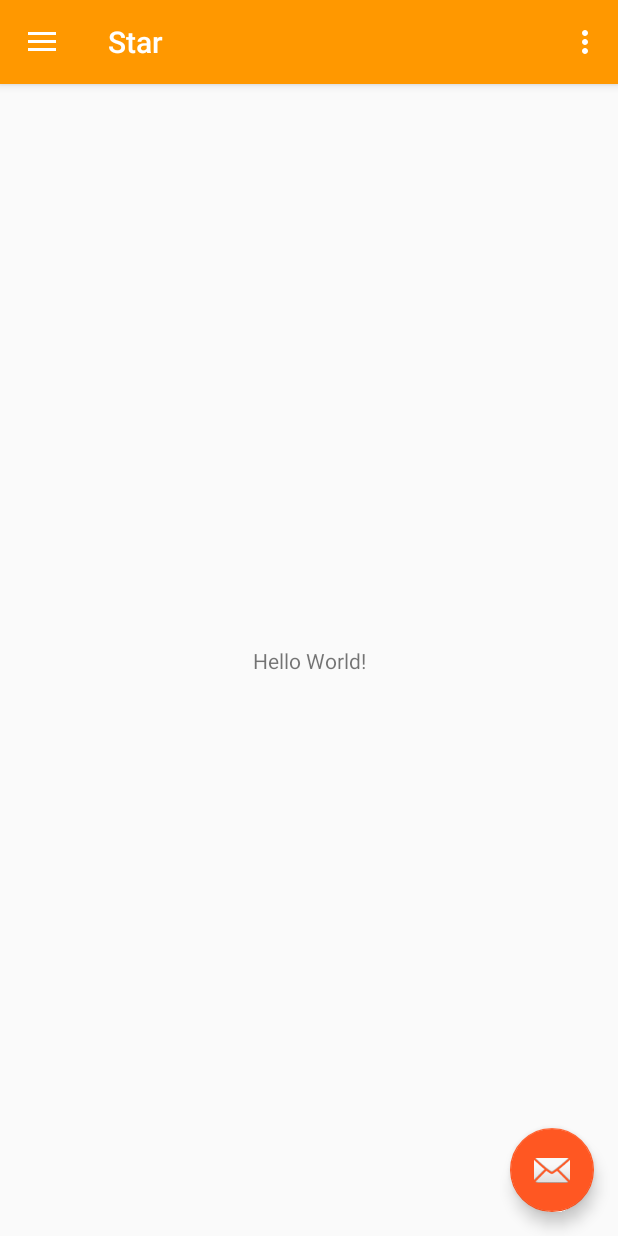
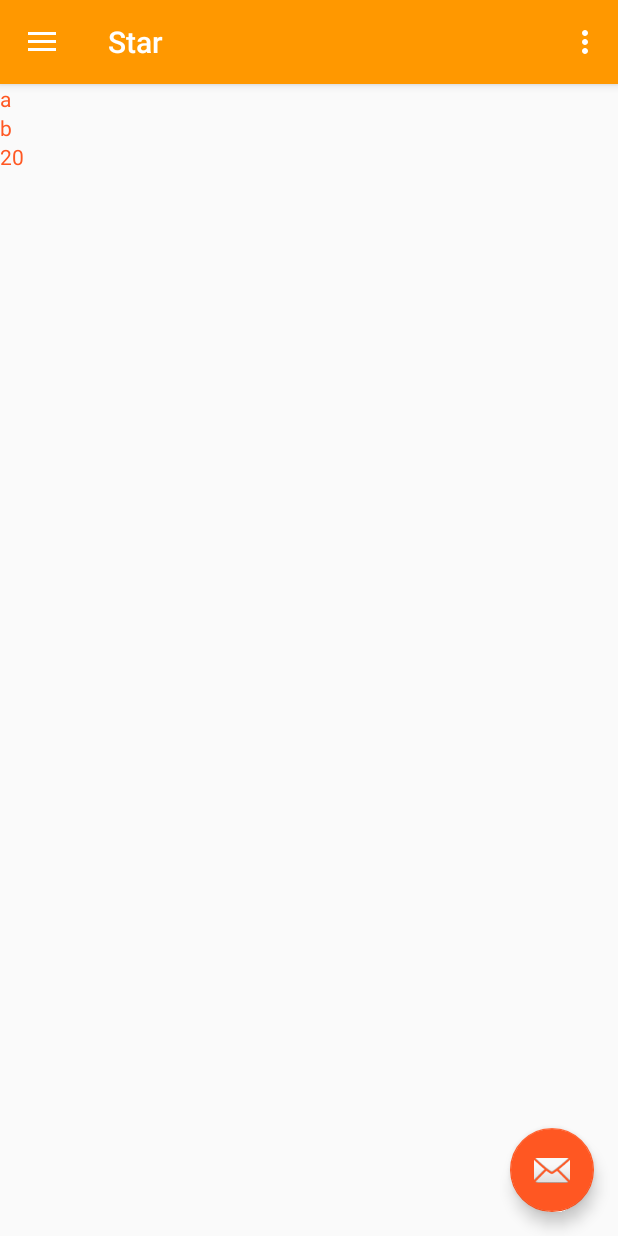
Before and after one commit to cledsonAlves/sophia, an Android app: the screen it shows after launch (MainActivity), on a phone screen of 412 x 824 dp. Run offline under Robolectric (Android 15) with nearby library versions, the phone set to English and light mode, and no system bars.

Commit message:
implementado recycleview

```diff
--- /dev/null
+++ b/app/src/main/java/sophia/br/com/star/Adapters/ListaAdapter.java
@@ -0,0 +1,63 @@
+package sophia.br.com.star.Adapters;
+
+import android.content.Context;
+import android.support.v7.widget.RecyclerView;
+import android.view.LayoutInflater;
+import android.view.View;
+import android.view.ViewGroup;
+import android.widget.TextView;
+
+import java.util.List;
+
+import sophia.br.com.star.Enties.Pessoa;
+import sophia.br.com.star.R;
+
+/**
+ * Created by cledson.alves on 31/08/2017.
+ */
+
+
+public class ListaAdapter  extends RecyclerView.Adapter<ListaAdapter.MyViewHolder>{
+    private List<Pessoa> mlist;
+    private LayoutInflater lt;
+
+
+    public ListaAdapter(Context context, List<Pessoa> mlist) {
+       lt = (LayoutInflater) context.getSystemService(Context.LAYOUT_INFLATER_SERVICE);
+        this.mlist = mlist;
+    }
+
+
+
+    @Override
+    public MyViewHolder onCreateViewHolder(ViewGroup parent, int viewType) {
+        View view = lt.inflate(R.layout.item_lista, parent, false);
+        MyViewHolder mv = new MyViewHolder(view);
+        return mv;
+    }
+
+    @Override
+    public void onBindViewHolder(MyViewHolder holder, int position) {
+        holder.nome.setText("a");
+        holder.sobrenome.setText("b");
+        holder.idade.setText("20");
+    }
+
+    @Override
+    public int getItemCount() {
+        return mlist.size();
+    }
+
+    public class MyViewHolder extends RecyclerView.ViewHolder {
+        public TextView nome;
+        public TextView sobrenome;
+        public TextView idade;
+
+        public MyViewHolder(View itemView) {
+            super(itemView);
+            nome = (TextView)itemView.findViewById(R.id.nome);
+            sobrenome = (TextView)itemView.findViewById(R.id.sobrenome);
+            idade = (TextView)itemView.findViewById(R.id.idade);
+        }
+    }
+}
--- /dev/null
+++ b/app/src/main/java/sophia/br/com/star/Enties/Pessoa.java
@@ -0,0 +1,37 @@
+package sophia.br.com.star.Enties;
+
+/**
+ * Created by cledson.alves on 31/08/2017.
+ */
+
+public class Pessoa {
+    private String nome;
+    private String sobrenome;
+    private String idade;
+
+
+
+    public String getNome() {
+        return nome;
+    }
+
+    public void setNome(String nome) {
+        this.nome = nome;
+    }
+
+    public String getSobrenome() {
+        return sobrenome;
+    }
+
+    public void setSobrenome(String sobrenome) {
+        this.sobrenome = sobrenome;
+    }
+
+    public String getIdade() {
+        return idade;
+    }
+
+    public void setIdade(String idade) {
+        this.idade = idade;
+    }
+}
--- a/app/src/main/java/sophia/br/com/star/MainActivity.java
+++ b/app/src/main/java/sophia/br/com/star/MainActivity.java
@@ -3,6 +3,8 @@ package sophia.br.com.star;
 import android.os.Bundle;
 import android.support.design.widget.FloatingActionButton;
 import android.support.design.widget.Snackbar;
+import android.support.v7.widget.LinearLayoutManager;
+import android.support.v7.widget.RecyclerView;
 import android.view.View;
 import android.support.design.widget.NavigationView;
 import android.support.v4.view.GravityCompat;
@@ -13,8 +15,18 @@ import android.support.v7.widget.Toolbar;
 import android.view.Menu;
 import android.view.MenuItem;
 
+import java.util.ArrayList;
+import java.util.List;
+
+import sophia.br.com.star.Adapters.ListaAdapter;
+import sophia.br.com.star.Enties.Pessoa;
+
 public class MainActivity extends AppCompatActivity
         implements NavigationView.OnNavigationItemSelectedListener {
+
+    private RecyclerView.LayoutManager mLayoutManager;
+    private RecyclerView.Adapter mAdapter;
+
 
     @Override
     protected void onCreate(Bundle savedInstanceState) {
@@ -40,6 +52,33 @@ public class MainActivity extends AppCompatActivity
 
         NavigationView navigationView = (NavigationView) findViewById(R.id.nav_view);
         navigationView.setNavigationItemSelectedListener(this);
+
+      RecyclerView rv = (RecyclerView)findViewById(R.id.rv);
+    rv.setHasFixedSize(true);
+        mLayoutManager = new LinearLayoutManager(this);
+        rv.setLayoutManager(mLayoutManager);
+
+        /** TODO Mock **/
+       Pessoa p = new Pessoa();
+        p.setNome("Sophia");
+        p.setIdade("1 ano");
+        p.setSobrenome("Alves");
+
+        List<Pessoa> lista = new ArrayList<Pessoa>();
+
+        for (int i =0; i < 10; i++){
+            p.setNome(p.getNome()+" - "+ i);
+          lista.add(p);
+        }
+
+        mAdapter = new ListaAdapter(getApplicationContext(), lista);
+       rv.setAdapter(mAdapter);
+
+
+
+
+
+
     }
 
     @Override
--- a/app/src/main/res/layout/activity_main.xml
+++ b/app/src/main/res/layout/activity_main.xml
@@ -22,4 +22,5 @@
         app:headerLayout="@layout/nav_header_main"
         app:menu="@menu/activity_main_drawer" />
 
+
 </android.support.v4.widget.DrawerLayout>
--- a/app/src/main/res/layout/content_main.xml
+++ b/app/src/main/res/layout/content_main.xml
@@ -8,13 +8,11 @@
     tools:context="sophia.br.com.star.MainActivity"
     tools:showIn="@layout/app_bar_main">
 
-    <TextView
-        android:layout_width="wrap_content"
-        android:layout_height="wrap_content"
-        android:text="Hello World!"
-        app:layout_constraintBottom_toBottomOf="parent"
-        app:layout_constraintLeft_toLeftOf="parent"
-        app:layout_constraintRight_toRightOf="parent"
-        app:layout_constraintTop_toTopOf="parent" />
+
+    <android.support.v7.widget.RecyclerView
+        android:id="@+id/rv"
+        android:scrollbars="vertical"
+        android:layout_width="match_parent"
+        android:layout_height="match_parent"/>
 
 </android.support.constraint.ConstraintLayout>
--- /dev/null
+++ b/app/src/main/res/layout/item_lista.xml
@@ -0,0 +1,27 @@
+<?xml version="1.0" encoding="utf-8"?>
+<LinearLayout xmlns:android="http://schemas.android.com/apk/res/android"
+    android:orientation="vertical" android:layout_width="match_parent"
+    android:layout_height="match_parent">
+
+    <TextView
+        android:id="@+id/nome"
+        android:layout_width="wrap_content"
+        android:textColor="@color/colorAccent"
+        android:layout_height="wrap_content"
+        android:text="Sophia"/>
+
+    <TextView
+        android:id="@+id/sobrenome"
+        android:layout_width="wrap_content"
+        android:textColor="@color/colorAccent"
+        android:layout_height="wrap_content"
+        android:text="Alves"/>
+
+    <TextView
+        android:id="@+id/idade"
+        android:layout_width="wrap_content"
+        android:textColor="@color/colorAccent"
+        android:layout_height="wrap_content"
+        android:text="1 ano"/>
+
+</LinearLayout>
```
